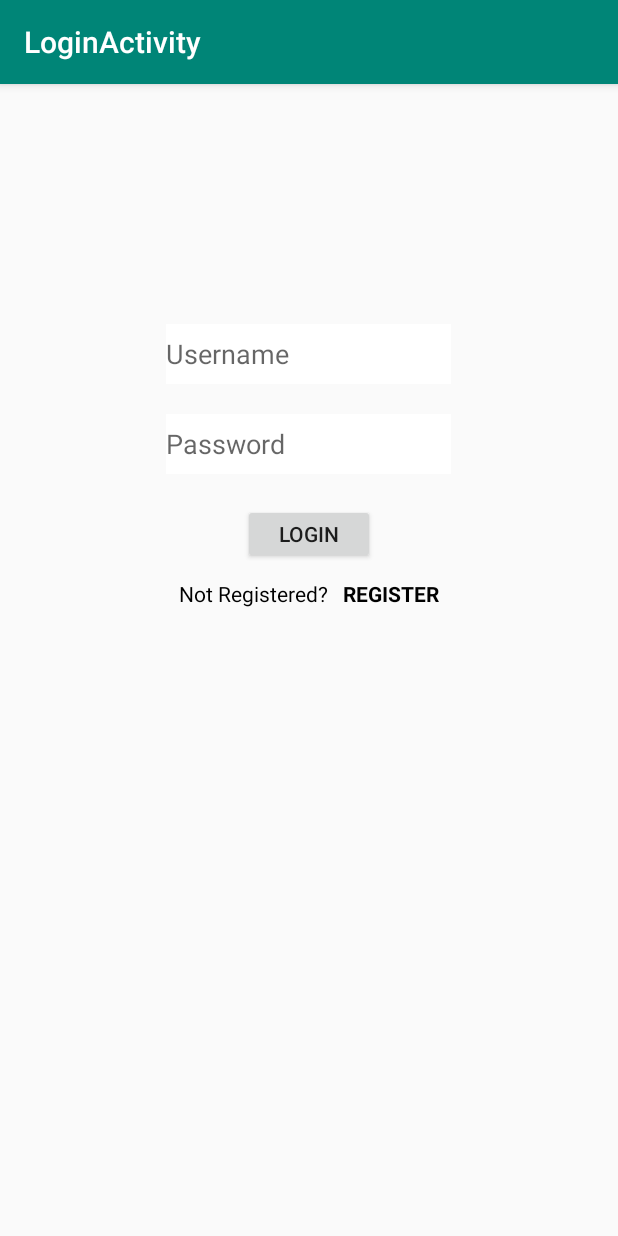
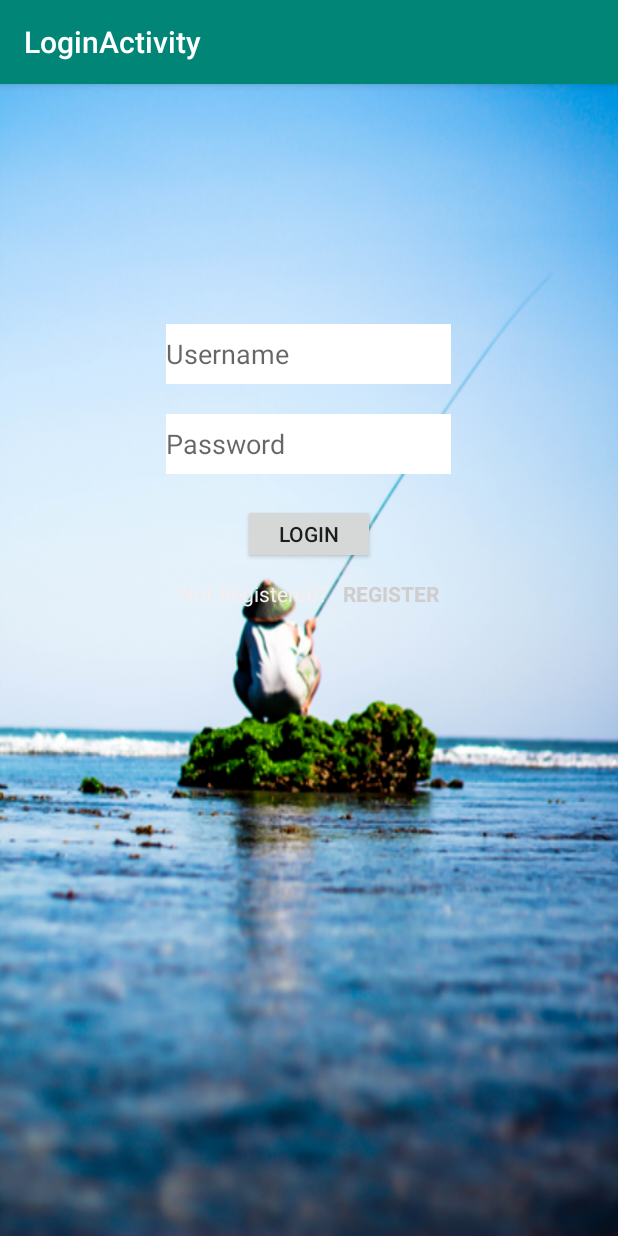
Before and after one commit to Albertusharyanto/LoginActivity, an Android app: the screen it shows after launch (MainActivity), on a phone screen of 412 x 824 dp. Run offline under Robolectric (Android 15) with nearby library versions, the phone set to English and light mode, and no system bars.

Commit message:
Update background

```diff
--- a/app/src/main/java/com/example/loginactivity/MainActivity.java
+++ b/app/src/main/java/com/example/loginactivity/MainActivity.java
@@ -23,6 +23,7 @@ public class MainActivity extends AppCompatActivity {
     protected void onCreate(Bundle savedInstanceState) {
         super.onCreate(savedInstanceState);
         setContentView(R.layout.activity_main);
+
 
         db = new DatabaseHelper(this);
         mTextUsername = (EditText)findViewById(R.id.edittext_username);
--- a/app/src/main/res/layout/activity_home.xml
+++ b/app/src/main/res/layout/activity_home.xml
@@ -4,7 +4,7 @@
     xmlns:tools="http://schemas.android.com/tools"
     android:layout_width="match_parent"
     android:layout_height="match_parent"
-
+    android:background="@drawable/rsz_wow4"
     tools:context=".HomeActivity">
 
 
--- a/app/src/main/res/layout/activity_main.xml
+++ b/app/src/main/res/layout/activity_main.xml
@@ -7,7 +7,7 @@
     tools:context=".MainActivity"
     android:orientation="vertical"
     android:gravity="center_horizontal"
-
+    android:background="@drawable/rsz_wow"
     >
 
 <EditText
@@ -43,7 +43,7 @@
     <TextView
         android:layout_width="wrap_content"
         android:layout_height="35dp"
-        android:textColor="#000000"
+        android:textColor="#F5EEEE"
         android:text="@string/not_registered"/>
     <TextView
         android:id="@+id/textview_register"
@@ -51,7 +51,7 @@
         android:layout_height="35dp"
         android:paddingLeft="10dp"
         android:textStyle="bold"
-        android:textColor="#000000"
+        android:textColor="#CFCDCD"
         android:text="@string/register"/>
 
 
--- a/app/src/main/res/layout/activity_register.xml
+++ b/app/src/main/res/layout/activity_register.xml
@@ -5,6 +5,7 @@
     android:layout_width="match_parent"
     android:layout_height="match_parent"
     android:orientation="vertical"
+    android:background="@drawable/rsz_wow2"
     android:gravity="center_horizontal"
 
     tools:context=".RegisterActivity">
@@ -48,7 +49,7 @@
         <TextView
             android:layout_width="wrap_content"
             android:layout_height="35dp"
-            android:textColor="#000000"
+            android:textColor="#F8F5F5"
             android:text="@string/already_registered"/>
         <TextView
             android:id="@+id/textview_login"
@@ -56,7 +57,7 @@
             android:layout_height="35dp"
             android:paddingLeft="10dp"
             android:textStyle="bold"
-            android:textColor="#000000"
+            android:textColor="#CFCFCF"
             android:textSize="16sp"
             android:text="@string/login"/>
 
```
Also changed, not shown: app/src/main/java/com/example/loginactivity/HomeActivity.java (line endings or trailing spaces), app/src/main/res/drawable/rsz_wow.png (added), app/src/main/res/drawable/rsz_wow2.png (added), app/src/main/res/drawable/rsz_wow4.png (added).
